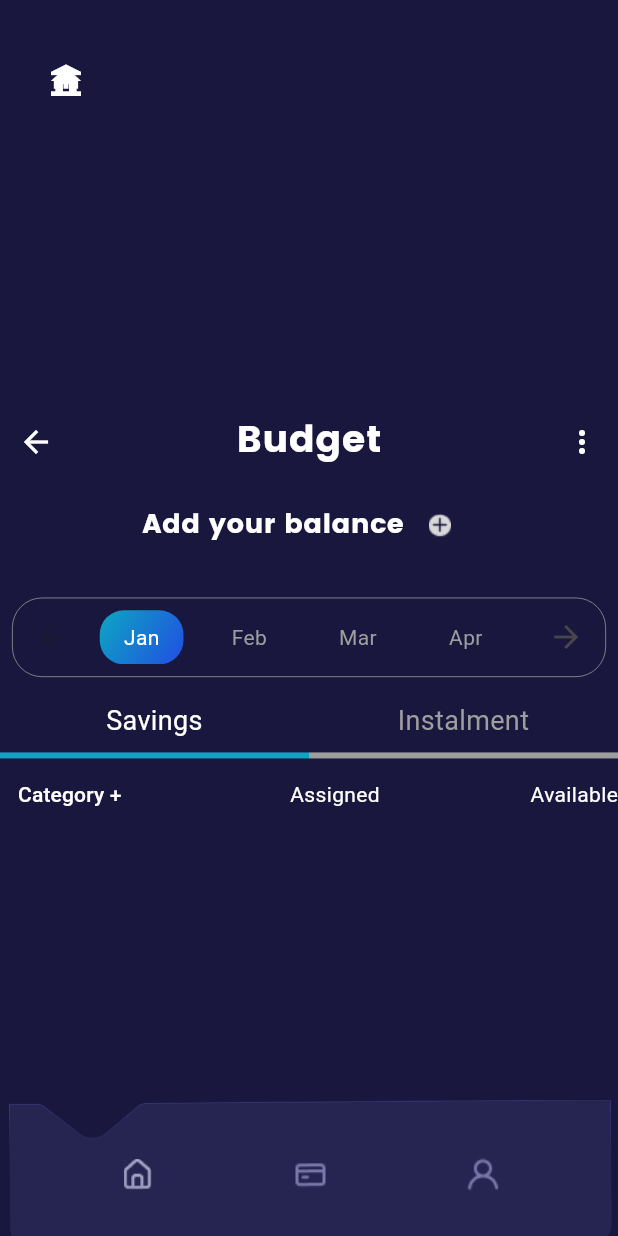
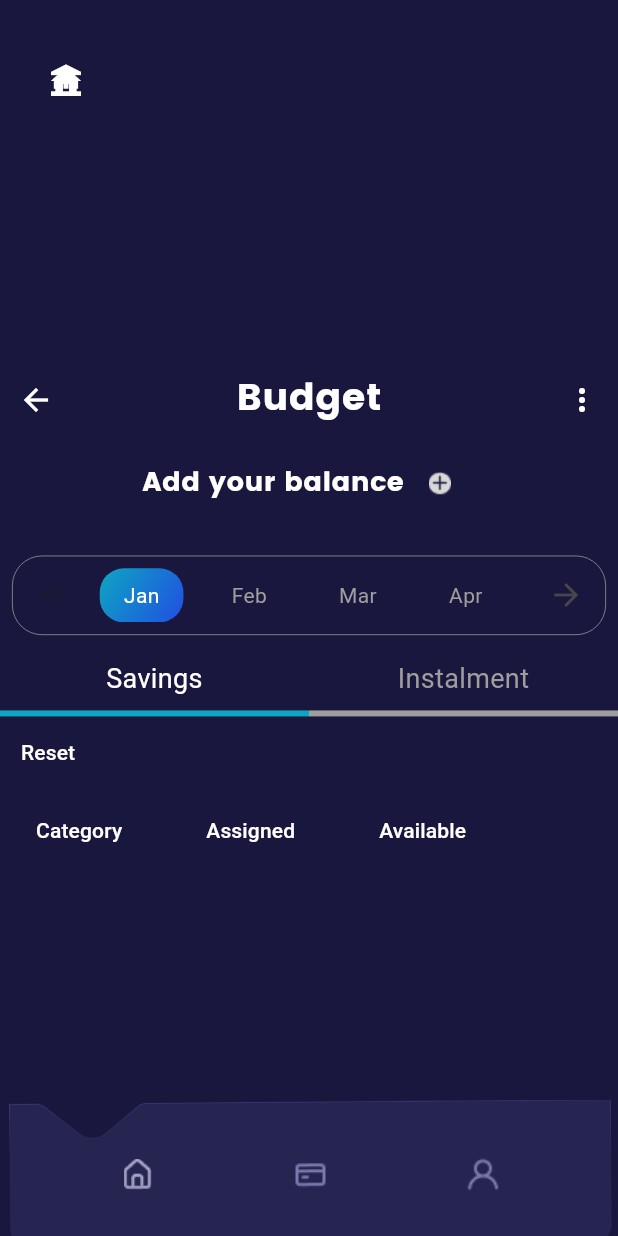
Before and after one commit to RenoSebastian/MoneyFest, a Flutter app: the Budget screen opened by its route, on a phone screen of 412 x 824 dp. Run offline on Flutter 3.47's test engine with Material 3 defaults, Android fonts, the phone set to English and light mode, and no system bars; our stand-ins replace fl_chart.

Commit message:
menambahkan fitur add category

```diff
--- a/money_fest_frontend/lib/budget.dart
+++ b/money_fest_frontend/lib/budget.dart
@@ -12,6 +12,7 @@ class Budget extends StatefulWidget {
 class _BudgetState extends State<Budget> {
   int _selectedMonthIndex = 0;
   bool _isSavingsSelected = true; // default Savings is selected
+  List<Map<String, dynamic>> _categories = [];
 
   final List<String> _months = [
     'Jan',
@@ -365,8 +366,6 @@ class _BudgetState extends State<Budget> {
           mainAxisAlignment: MainAxisAlignment.spaceBetween,
           children: [
             _buildCategoryButton(),
-            const Text('Assigned', style: TextStyle(color: Colors.white)),
-            const Text('Available', style: TextStyle(color: Colors.white)),
           ],
         ),
         // Add your savings content here
@@ -391,62 +390,63 @@ class _BudgetState extends State<Budget> {
   }
 
   Widget _buildCategoryButton() {
-    bool _isCategoryVisible =
-        false; // Variable untuk mengatur apakah informasi kategori ditampilkan atau tidak
+    void _addCategoryRow() {
+      setState(() {
+        _categories.add({
+          'name': 'New Category',
+          'assigned': 0,
+          'available': newBalance,
+        });
+      });
+    }
 
     return Column(
       crossAxisAlignment: CrossAxisAlignment.start,
       children: [
-        Row(
-          mainAxisAlignment: MainAxisAlignment.spaceBetween,
-          children: [
         TextButton(
           onPressed: () {
             setState(() {
-                  _isCategoryVisible =
-                      !_isCategoryVisible; // Toggle visibility ketika tombol ditekan
+              _categories.clear();
             });
           },
           child: const Text(
-                'Category +',
+            'Reset',
             style: TextStyle(color: Colors.white),
           ),
         ),
+        DataTable(
+          columns: [
+            DataColumn(
+              label: InkWell(
+                onTap: _addCategoryRow,
+                child: Text('Category', style: TextStyle(color: Colors.white)),
+              ),
+            ),
+            DataColumn(
+                label: Text('Assigned', style: TextStyle(color: Colors.white))),
+            DataColumn(
+                label:
+                    Text('Available', style: TextStyle(color: Colors.white))),
           ],
-        ),
-        if (_isCategoryVisible) // Menampilkan informasi kategori jika _isCategoryVisible true
-          Container(
-            width: MediaQuery.of(context)
-                .size
-                .width, // Lebarkan box sesuai lebar layar
-            padding: const EdgeInsets.all(10),
-            decoration: BoxDecoration(
-              border: Border.all(color: Colors.grey),
-              borderRadius: BorderRadius.circular(10),
-            ),
-            child: Row(
-              mainAxisAlignment: MainAxisAlignment.spaceBetween,
-              children: [
-                Text(
-                  "Add a category",
-                  style: TextStyle(color: Colors.black),
-                ),
-                Text(
-                  "Rp. 0",
-                  style: TextStyle(color: Colors.black),
-                ),
-                Text(
-                  "Rp. 5000.000",
-                  style: TextStyle(color: Colors.black),
-                ),
+          rows: _categories.map((category) {
+            return DataRow(
+              cells: [
+                DataCell(Text(category['name'],
+                    style: TextStyle(color: Colors.white))),
+                DataCell(Text('Rp. ${category['assigned']}',
+                    style: TextStyle(color: Colors.white))),
+                DataCell(Text('Rp. ${category['available']}',
+                    style: TextStyle(color: Colors.white))),
               ],
-            ),
+            );
+          }).toList(),
         ),
       ],
     );
   }
+}
 
-  void _showCategoryPopup() {
+void _showCategoryPopup(BuildContext context) {
   showDialog(
     context: context,
     builder: (BuildContext context) {
@@ -566,7 +566,6 @@ class _BudgetState extends State<Budget> {
     },
   );
 }
-}
 
 class MonthSelector extends StatefulWidget {
   final List<String> months;
```
Lines whose indentation alone changed are shown as unchanged.
